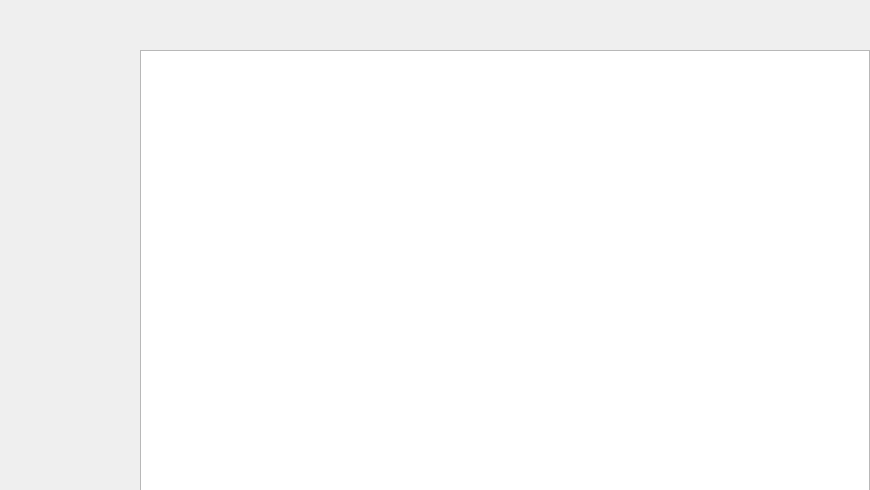
First picture: the form in PageDocker/createcontainerdialog.ui, repository chenchongbiao/manager, before the edit.
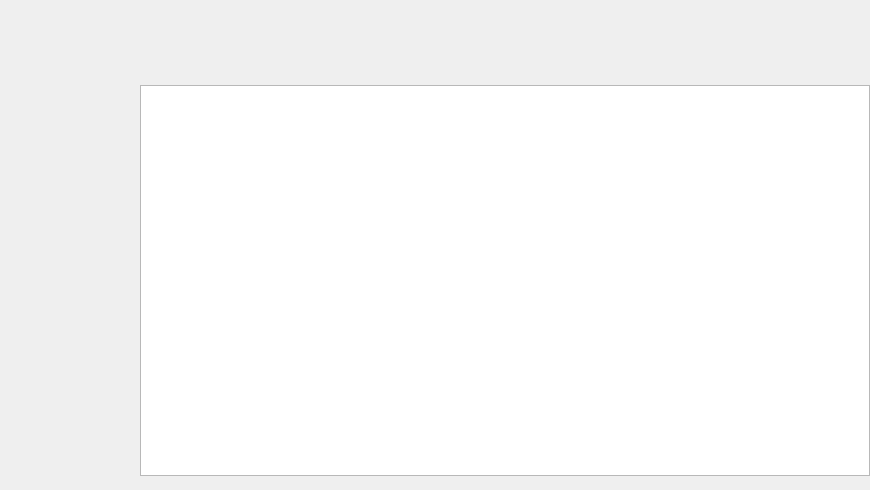
Second picture: the form after the edit. Custom widgets are drawn as their Qt base class.

Commit message: 添加搜索镜像

Diff of the .ui file:
```diff
--- a/PageDocker/createcontainerdialog.ui
+++ b/PageDocker/createcontainerdialog.ui
@@ -47,9 +47,19 @@
      <property name="geometry">
       <rect>
        <x>0</x>
-       <y>50</y>
+       <y>85</y>
        <width>730</width>
-       <height>441</height>
+       <height>391</height>
+      </rect>
+     </property>
+    </widget>
+    <widget class="Dtk::Widget::DFrame" name="columnDfrm">
+     <property name="geometry">
+      <rect>
+       <x>0</x>
+       <y>45</y>
+       <width>730</width>
+       <height>41</height>
       </rect>
      </property>
     </widget>
```
The commit also changes 1 other file.
